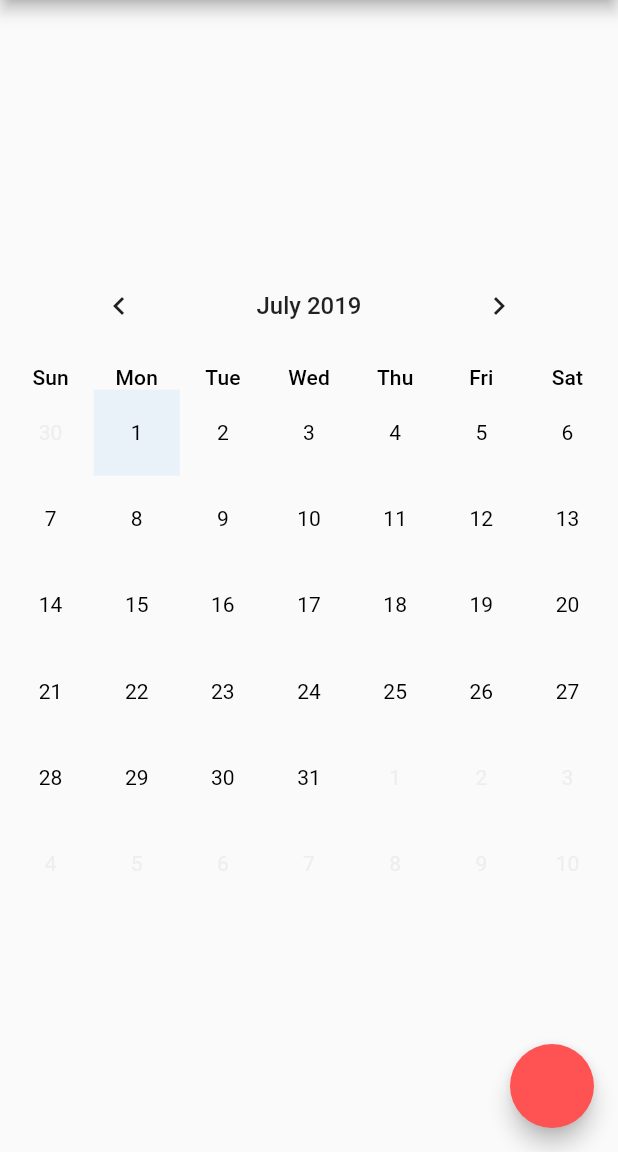
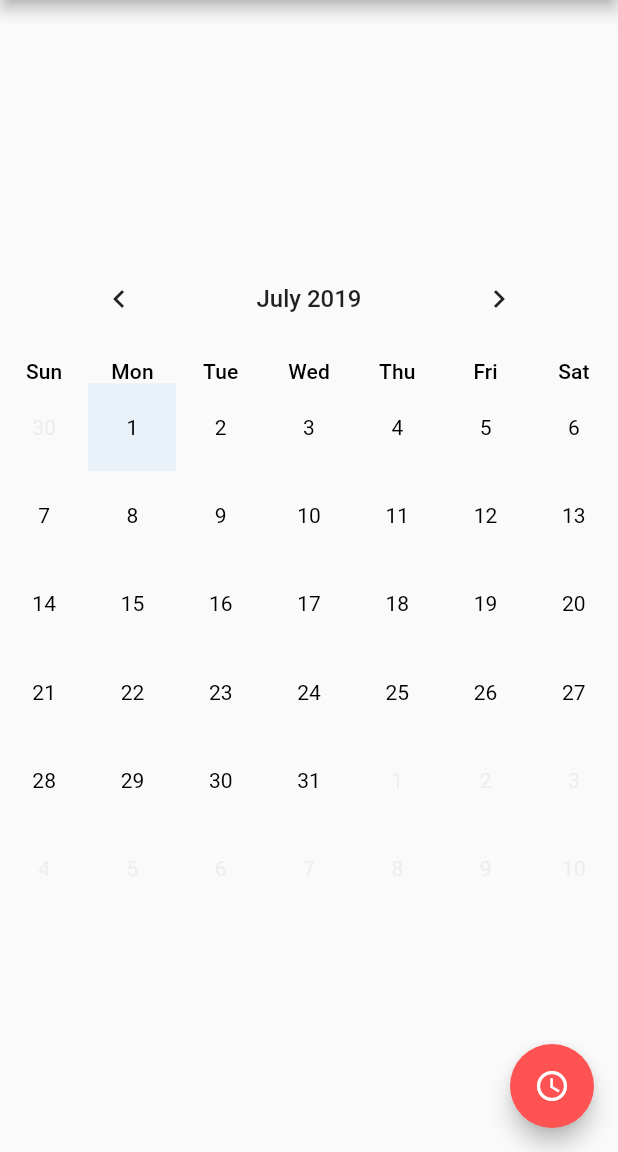
Before and after one commit to ajilo297/range_calendar, a Flutter app: the screen it shows after launch, on a phone screen of 412 x 824 dp, the part 84-1236 px from its top. Run offline on Flutter 3.47's test engine with Material 2 defaults, Android fonts, the phone set to English and light mode, and no system bars.

Commit message:
table view

```diff
--- a/example/lib/main.dart
+++ b/example/lib/main.dart
@@ -40,14 +40,25 @@ class _HomePageState extends State<HomePage> {
           highlightCurrentDate: false,
         ),
       ),
-      floatingActionButton: FloatingActionButton(onPressed: () {
-        if (_calendarKey.currentState.selectionType ==
+      floatingActionButton: FloatingActionButton(
+        onPressed: () {
+          setState((){
+            if (_calendarKey.currentState.selectionType ==
             SelectionType.START_DATE) {
-          _calendarKey.currentState.selectionType = SelectionType.END_DATE;
-        } else {
-          _calendarKey.currentState.selectionType = SelectionType.START_DATE;
-        }
-      }),
+            _calendarKey.currentState.selectionType = SelectionType.END_DATE;
+          } else {
+            _calendarKey.currentState.selectionType = SelectionType.START_DATE;
+          }
+          });
+        },
+        child: (){
+          if (_calendarKey.currentState?.selectionType ==
+            SelectionType.START_DATE)
+            return Icon(Icons.ac_unit);
+          else
+            return Icon(Icons.access_time);
+        }(),
+      ),
     );
   }
 }
--- a/lib/range_calendar.dart
+++ b/lib/range_calendar.dart
@@ -53,6 +53,14 @@ class RangeCalendarState extends State<RangeCalendar> {
 
   SelectionType selectionType = SelectionType.START_DATE;
 
+  double width;
+
+  @override
+  void didChangeDependencies() {
+    super.didChangeDependencies();
+    width = MediaQuery.of(context).size.width;
+  }
+
   @override
   void initState() {
     super.initState();
@@ -63,11 +71,6 @@ class RangeCalendarState extends State<RangeCalendar> {
 
     if (startDate != null || endDate != null)
       assert(startDate.isBefore(endDate) || isSameDay(startDate, endDate));
-  }
-
-  @override
-  void didChangeDependencies() {
-    super.didChangeDependencies();
   }
 
   @override
@@ -136,10 +139,7 @@ class RangeCalendarState extends State<RangeCalendar> {
       mainAxisAlignment: MainAxisAlignment.center,
       crossAxisAlignment: CrossAxisAlignment.center,
       children: <Widget>[
-        Padding(
-          padding: const EdgeInsets.symmetric(horizontal: 5.0),
-          child: _weekdayTitleRowWidget,
-        ),
+        _weekdayTitleRowWidget,
         _monthDateView,
       ],
     );
@@ -168,28 +168,43 @@ class RangeCalendarState extends State<RangeCalendar> {
   }
 
   Widget get _monthDateView {
-    return GridView.count(
-      physics: NeverScrollableScrollPhysics(),
-      shrinkWrap: true,
-      crossAxisCount: 7,
-      padding: EdgeInsets.symmetric(horizontal: 5),
-      children: () {
     List<int> dayList = [];
     for (int i = 0; i < 42; i++) {
       dayList.add(i + 1);
     }
-        return dayList.map(
-          (dayIndex) {
-            return Material(
-              color: Colors.transparent,
+    return Table(
+      defaultColumnWidth: FixedColumnWidth(width/7),
+      border: TableBorder.all(color: Colors.transparent),
+      children: _weekDateView(dayList),
+    );
+  }
+
+  List<TableRow> _weekDateView(List<int> dayList) {
+    List<TableRow> rowList = [];
+    List<TableCell> cellList = [];
+    cellList = dayList.map((dayIndex){
+        return TableCell(
+          child: Material(
             child: InkWell(
               onTap: () {
                 _onDateSelected(dayIndex);
               },
-                child: AnimatedContainer(
-                  padding: EdgeInsets.all(8),
-                  duration: Duration(milliseconds: 400),
+              child: AspectRatio(
+                aspectRatio: 1,
+                child: Container(
+                  padding: EdgeInsets.all(10),
+                  // duration: Duration(milliseconds: 400),
                   decoration: () {
+                    // setState(() {
+                      if (_getDateFromDayIndex(dayIndex) == startDate && _getDateFromDayIndex(dayIndex) == endDate) {
+                      return widget.startDateDecoration ??
+                        ShapeDecoration(
+                          shape: RoundedRectangleBorder(
+                            borderRadius: BorderRadius.all(Radius.circular(8.0)),
+                          ),
+                          color: Theme.of(context).primaryColor.withAlpha(40),
+                      );
+                    }
                     if (_getDateFromDayIndex(dayIndex) == startDate) {
                       return widget.startDateDecoration ??
                         ShapeDecoration(
@@ -218,9 +233,11 @@ class RangeCalendarState extends State<RangeCalendar> {
                           color: Theme.of(context).primaryColor.withAlpha(20),
                       );
                     }
+                  // });
                 }(),
-                  child: AnimatedContainer(
-                    duration: Duration(milliseconds: 400),
+                child: Container(
+                  padding: EdgeInsets.all(10.0),
+                  // duration: Duration(milliseconds: 400),
                   decoration: () {
                     bool isInCurrentMonth = !_isDayIndexOutOfMonth(dayIndex);
                     if (!isInCurrentMonth) {
@@ -251,11 +268,16 @@ class RangeCalendarState extends State<RangeCalendar> {
                 ),
               ),
             ),
+          ),
+        ),
       );
-          },
-        ).toList();
-      }(),
-    );
+    }).toList();
+
+    rowList = List.generate(6, (index){
+      int i = index * 7;
+      return TableRow(children: cellList.sublist(i,i+7));
+    });
+    return rowList;
   }
 
   void _onDateSelected(int dayIndex) {
```
Also changed, not shown: 1 other file. Lines whose indentation alone changed are shown as unchanged.
